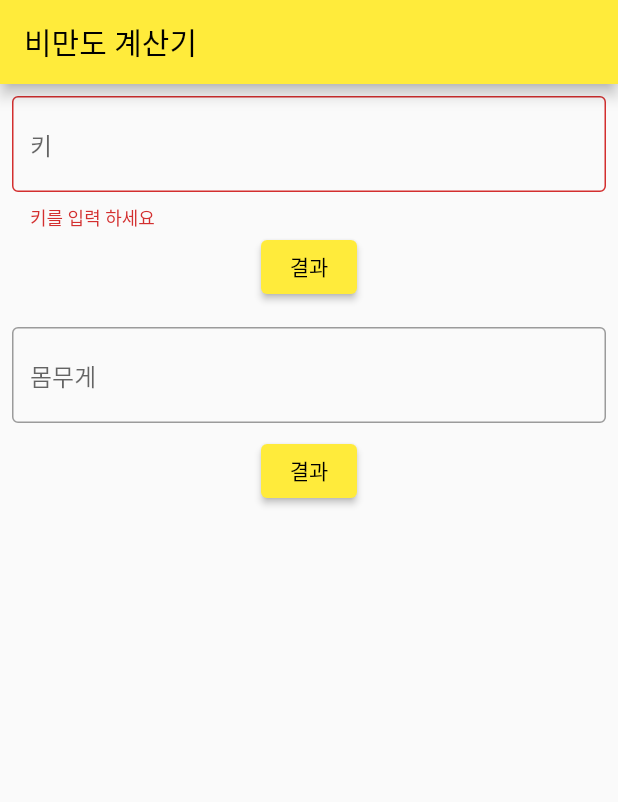
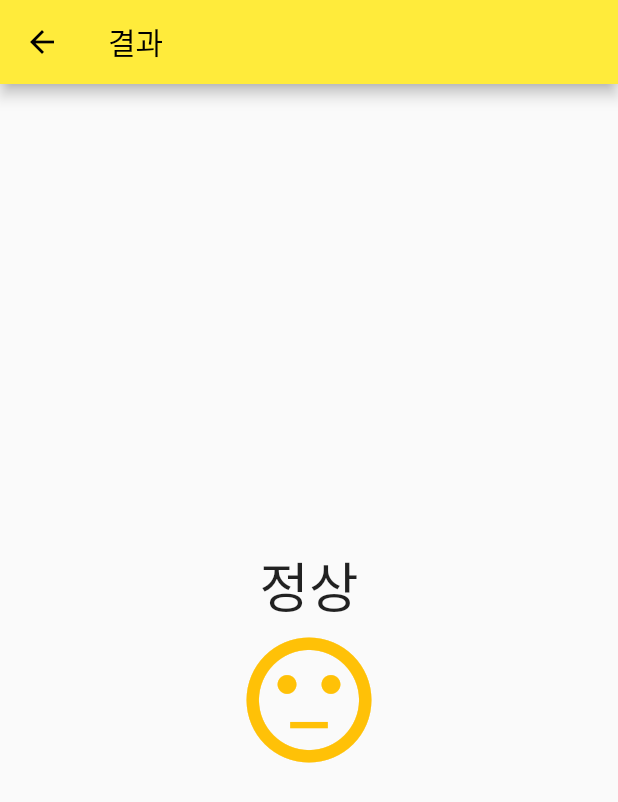
Before and after one commit to Lincecum/flutter_practice, a Flutter app: the screen it shows after launch, after a tap on "결과", on a phone screen of 412 x 824 dp. Shown: the top 802 px of the screen. Run offline on Flutter 3.47's test engine with Material 2 defaults, Android fonts, the phone set to English and light mode, and no system bars.

Commit message:
22/10/23

```diff
--- a/bmi_calculator/lib/main/main_screen.dart
+++ b/bmi_calculator/lib/main/main_screen.dart
@@ -1,3 +1,5 @@
+
+import 'package:bmi_calculator/result/result_screen.dart';
 import 'package:flutter/material.dart';
 
 class MainScreen extends StatefulWidget {
@@ -20,6 +22,7 @@ class _MainScreenState extends State<MainScreen> {
         child: Form(
           key : _formKey,
           child: Column(
+            crossAxisAlignment: CrossAxisAlignment.end,
             children: [
               TextFormField(
                 decoration: const InputDecoration(
@@ -36,11 +39,16 @@ class _MainScreenState extends State<MainScreen> {
               ),
               ElevatedButton(onPressed: () {
                 if (_formKey.currentState?.validate() ?? false){
-
+                  return;
                 }
+                Navigator.push(
+                  context,
+                  MaterialPageRoute(builder: (context) => ResultScreen(
+                      height: 185, weight: 88,))
+                );
               }, child: const Text('결과')),
 
-              SizedBox(height: 16),
+              const SizedBox(height: 16),
               TextFormField(
                 decoration: const InputDecoration(
                     border: OutlineInputBorder(),
@@ -48,7 +56,7 @@ class _MainScreenState extends State<MainScreen> {
                 ),
                 keyboardType: TextInputType.number,
               ),
-              SizedBox(height: 8),
+              const SizedBox(height: 8),
               ElevatedButton(onPressed: () {
                 if (_formKey.currentState?.validate() ?? false){
 
--- /dev/null
+++ b/bmi_calculator/lib/result/result_screen.dart
@@ -0,0 +1,30 @@
+import 'package:flutter/material.dart';
+
+class ResultScreen extends StatelessWidget {
+  final double height;
+  final double weight;
+
+  const ResultScreen({
+    Key? key,
+    required this.height,
+    required this.weight,
+  }) : super(key: key);
+
+  @override
+  Widget build(BuildContext context) {
+    return Scaffold(
+      appBar: AppBar(
+        title: const Text('결과'),
+        ),
+      body: Center(
+        child: const Column(
+          mainAxisAlignment: MainAxisAlignment.center,
+          children: [
+            Text('정상', style: TextStyle(fontSize: 36),),
+            Icon(Icons.sentiment_neutral, color:Colors.amber, size: 100,),
+          ],
+        ),
+      ),
+    );
+  }
+}
```
